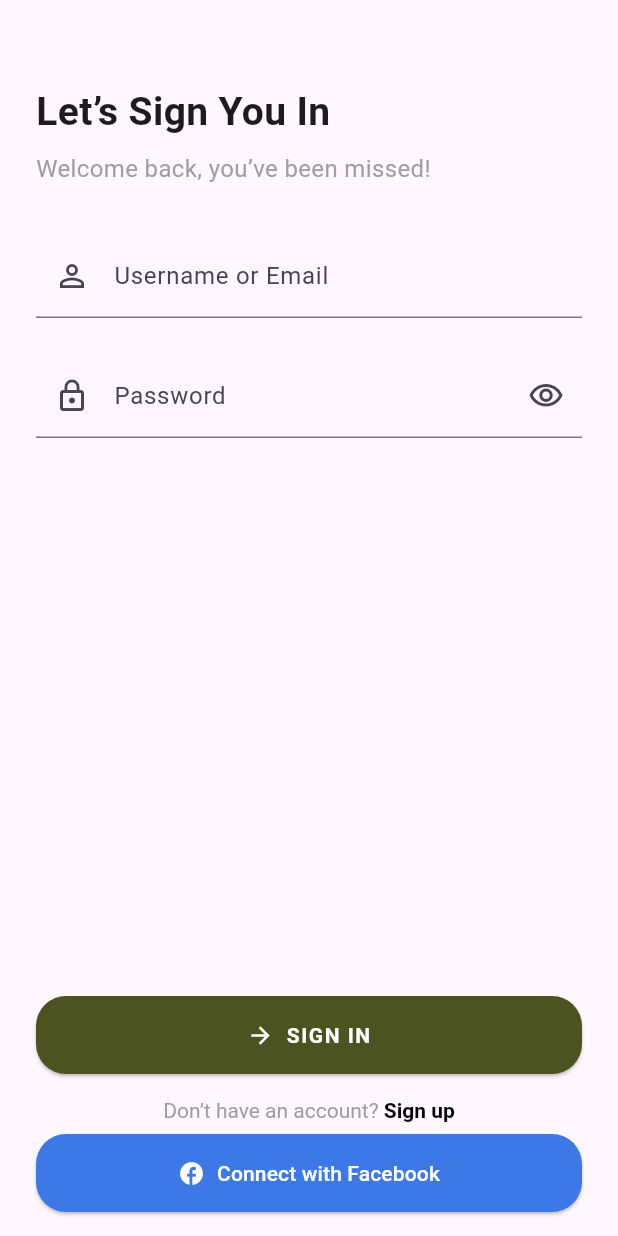
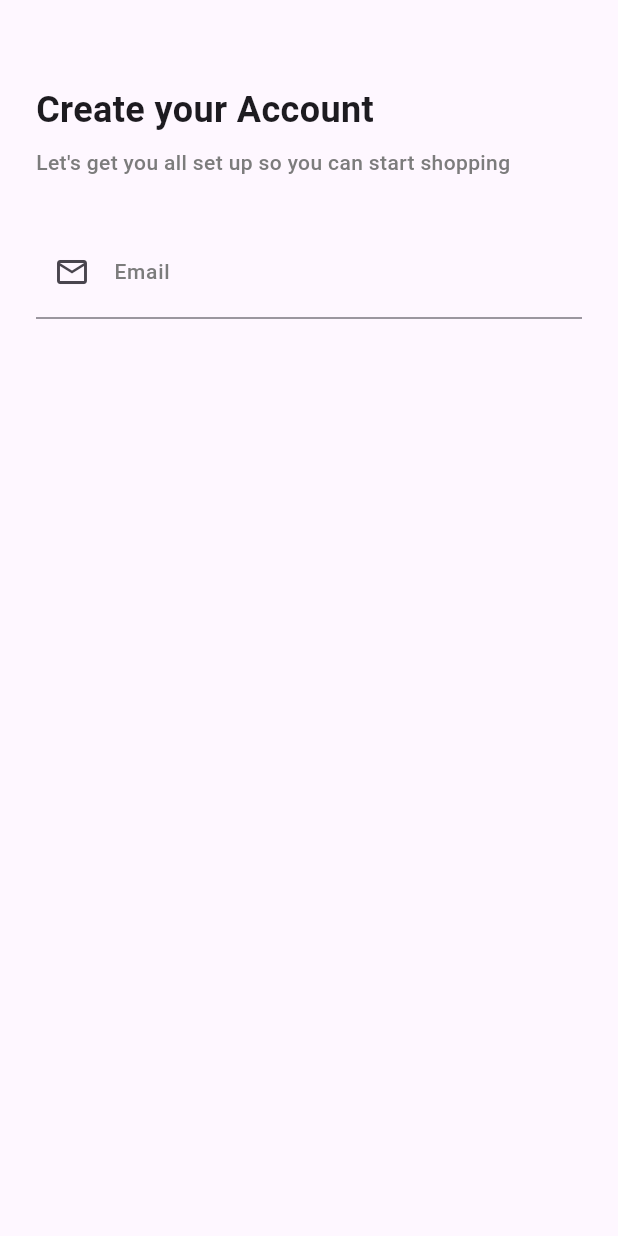
Before and after one commit to chimdike21/ststore, a Flutter app: the screen it shows after launch, after a tap on "GET STARTED", after a tap on "SIGN IN", on a phone screen of 412 x 824 dp. Run offline on Flutter 3.47's test engine with Material 3 defaults, Android fonts, the phone set to English and light mode, and no system bars; Roboto replaces fonts that are missing (DM Sans).

Commit message:
feat: Add SignUpScreen and update navigation in main.dart and SignInScreen

```diff
--- a/lib/main.dart
+++ b/lib/main.dart
@@ -1,6 +1,7 @@
 import 'package:flutter/material.dart';
 import 'screens/st_onboarding.dart';
 import 'screens/sign-in.dart';
+import 'screens/sign-up.dart';
 
 void main() {
   runApp(const MyApp());
@@ -22,7 +23,8 @@ class MyApp extends StatelessWidget {
       routes: {
         '/': (context) => const OnboardingScreen(),
         '/sign-in': (context) => const SignInScreen(),
-      } //
+        '/sign-up': (context) => const SignUpScreen(),
+      }, //
     );
   }
 }
--- a/lib/screens/sign-in.dart
+++ b/lib/screens/sign-in.dart
@@ -51,8 +51,8 @@ class _SignInScreenState extends State<SignInScreen> {
               const Text(
                 "Let’s Sign You In",
                 style: TextStyle(
-                  fontSize: 26,
-                  fontWeight: FontWeight.bold,
+                  fontSize: 24,
+                  fontWeight: FontWeight.w700,
                 ),
               ),
               const SizedBox(height: 8),
@@ -106,7 +106,9 @@ class _SignInScreenState extends State<SignInScreen> {
                       borderRadius: BorderRadius.circular(20),
                     ),
                   ),
-                  onPressed: () {},
+                  onPressed: () {
+                    Navigator.pushReplacementNamed(context, '/sign-up');
+                  },
                   icon: const Icon(Icons.arrow_forward, color: Colors.white),
                   label: const Text(
                     "SIGN IN",
--- /dev/null
+++ b/lib/screens/sign-up.dart
@@ -0,0 +1,81 @@
+import 'package:flutter/material.dart';
+import 'package:flutter/gestures.dart';
+
+class SignUpScreen extends StatefulWidget {
+  const SignUpScreen({super.key});
+
+  @override
+  State<SignUpScreen> createState() => _SignUpScreenState();
+}
+
+class _SignUpScreenState extends State<SignUpScreen> {
+  final TapGestureRecognizer _tapGestureRecognizer = TapGestureRecognizer();
+  bool _obscurePassword = true;
+
+  @override
+  void initState() {
+    super.initState();
+    _tapGestureRecognizer.onTap =(){
+      Navigator.pushReplacementNamed(context, '/sign-in');
+    };
+  }
+
+  @override
+  void dispose() {
+    _tapGestureRecognizer.dispose();
+    super.dispose();
+  }
+
+  @override
+  Widget build(BuildContext context) {
+    return Scaffold(
+      body: SafeArea(
+        child: Padding(
+          padding:EdgeInsets.symmetric(horizontal:24, vertical:16),
+          child: Column(
+            crossAxisAlignment: CrossAxisAlignment.start,
+            children: [
+              const SizedBox(height:40),
+              const Text(
+                'Create your Account',
+                style: TextStyle(
+                  fontSize: 24,
+                  fontWeight: FontWeight.w700,
+                  fontFamily: 'DM Sans',
+                )
+              ),
+              const SizedBox(height:8),
+              const Text(
+                'Let\'s get you all set up so you can start shopping',
+                style: TextStyle(
+                  fontSize: 14,
+                  fontWeight: FontWeight.w500,
+                  fontFamily: 'DM Sans',
+                  color: Color(0xFF7C7C7C),
+                )
+              ),
+              const SizedBox(height:32),
+              //Email TextField
+              TextField(
+                decoration: InputDecoration(
+                  labelText: 'Email',
+                  prefixIcon: const Icon(Icons.email_outlined),
+                  labelStyle: const TextStyle(
+                    fontSize: 14,
+                    fontWeight: FontWeight.w500,
+                    fontFamily: 'DM Sans',
+                    color: Color(0xFF7C7C7C),
+                  ),
+                  border: const UnderlineInputBorder(),
+                  contentPadding: const EdgeInsets.symmetric(horizontal:16, vertical:12),
+                ),
+                keyboardType: TextInputType.emailAddress,
+              ),
+            ]
+          )
+        )
+
+      )
+    );
+  }
+}
```
